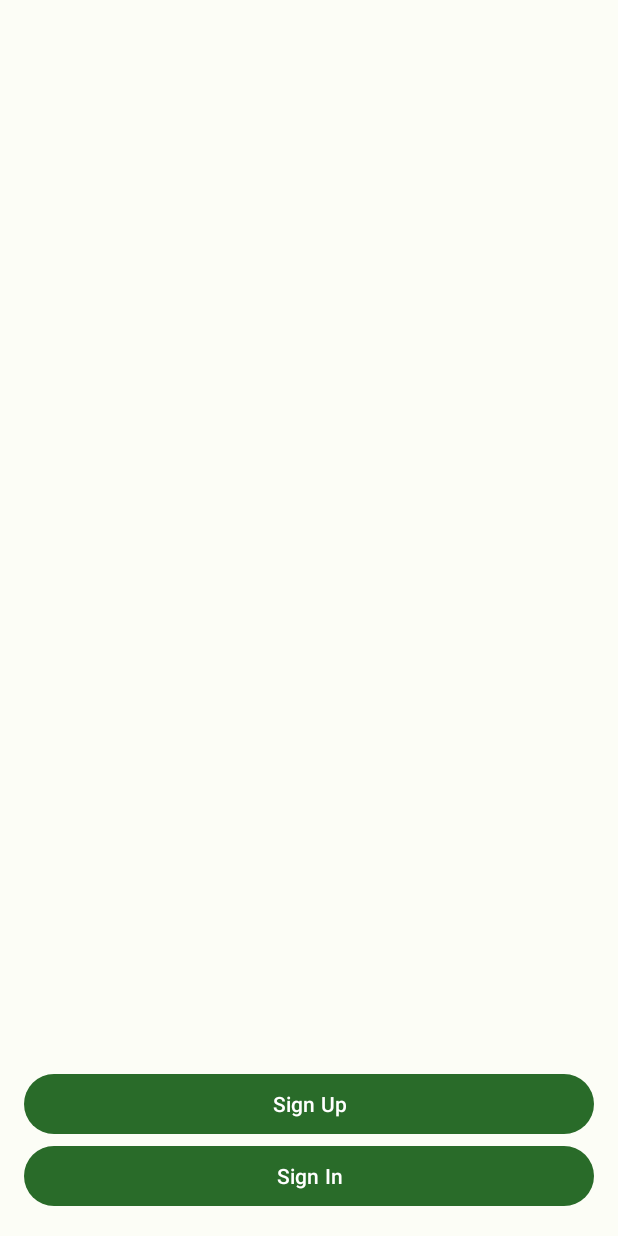
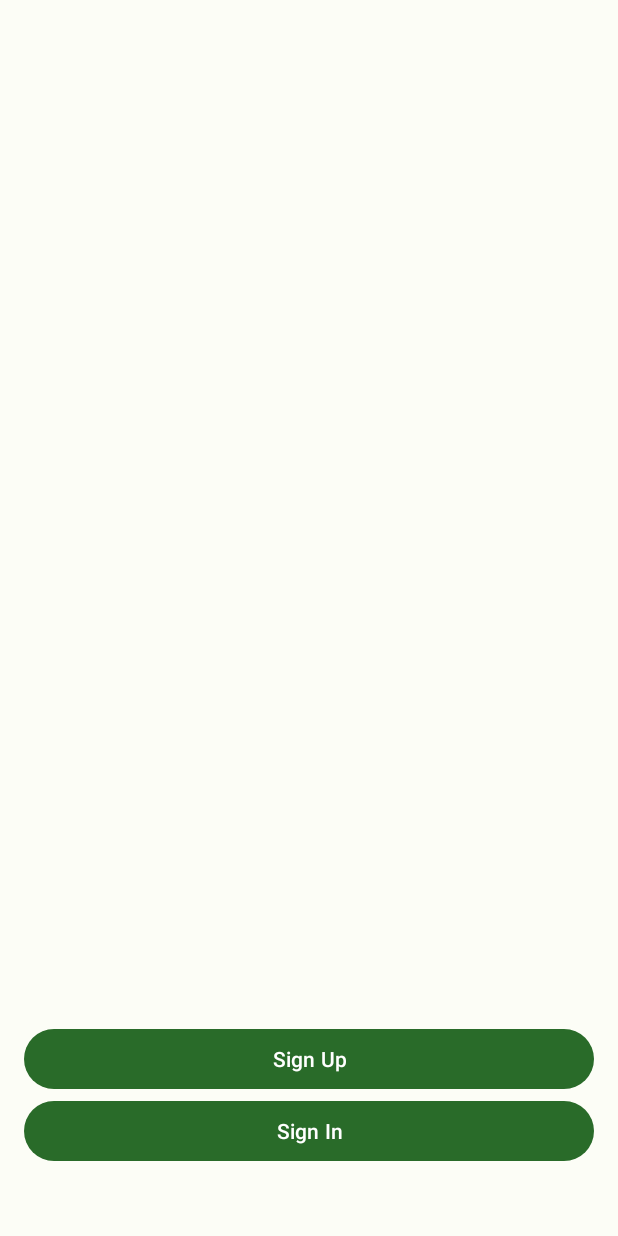
Before and after one commit to dravalico/BookmarkHub, an Android app: the screen it shows after launch (AuthenticationActivity), on a phone screen of 412 x 824 dp. Run offline under Robolectric (Android 15) with nearby library versions, the phone set to English and light mode, and no system bars; our stand-ins replace Firebase (no records; nobody signed in at launch, a user with empty details on screens opened directly), androidx.preference, navigation-ui; 1 statement that could not run was skipped.

```diff
--- a/app/src/main/java/it/units/sim/bookmarkhub/ui/core/HomeFragment.java
+++ b/app/src/main/java/it/units/sim/bookmarkhub/ui/core/HomeFragment.java
@@ -55,7 +55,7 @@ public class HomeFragment extends Fragment implements MenuProvider {
         FirestoreRecyclerOptions<Category> options = getQueryBasedOnSelectedSortingOption(lastSortOption);
         categoriesAdapter = new CategoriesAdapter(options, getParentFragmentManager());
         recyclerView.setAdapter(categoriesAdapter);
-        FloatingActionButton addCategoryButton = view.findViewById(R.id.add_category_button1);
+        FloatingActionButton addCategoryButton = view.findViewById(R.id.open_category_dialog_button);
         addCategoryButton.setOnClickListener(view1 -> {
             AddCategoryDialogFragment addCategoryDialogFragment = new AddCategoryDialogFragment();
             addCategoryDialogFragment.show(getChildFragmentManager(), AddCategoryDialogFragment.TAG);
--- a/app/src/main/res/layout/activity_main.xml
+++ b/app/src/main/res/layout/activity_main.xml
@@ -29,6 +29,7 @@
 
     <com.google.android.material.bottomnavigation.BottomNavigationView
         android:id="@+id/bottom_navigation_view"
+        style="@style/Base.Theme.BookmarkHub"
         android:layout_width="match_parent"
         android:layout_height="wrap_content"
         android:layout_gravity="bottom"
@@ -38,7 +39,6 @@
         app:layout_constraintEnd_toEndOf="parent"
         app:layout_constraintHorizontal_bias="0.0"
         app:layout_constraintStart_toStartOf="parent"
-        style="@style/Base.Theme.BookmarkHub"
         app:menu="@menu/bottom_menu" />
 
 </androidx.constraintlayout.widget.ConstraintLayout>
--- a/app/src/main/res/layout/bookmark.xml
+++ b/app/src/main/res/layout/bookmark.xml
@@ -1,5 +1,4 @@
 <androidx.cardview.widget.CardView xmlns:android="http://schemas.android.com/apk/res/android"
-    xmlns:app="http://schemas.android.com/apk/res-auto"
     android:id="@+id/card"
     android:layout_width="match_parent"
     android:layout_height="wrap_content"
--- a/app/src/main/res/layout/fragment_authentication_menu.xml
+++ b/app/src/main/res/layout/fragment_authentication_menu.xml
@@ -2,6 +2,7 @@
 <LinearLayout xmlns:android="http://schemas.android.com/apk/res/android"
     android:layout_width="match_parent"
     android:layout_height="match_parent"
+    android:layout_marginBottom="30dp"
     android:gravity="bottom"
     android:orientation="vertical"
     android:padding="16dp">
--- a/app/src/main/res/layout/fragment_home.xml
+++ b/app/src/main/res/layout/fragment_home.xml
@@ -12,7 +12,7 @@
         android:layout_height="match_parent" />
 
     <com.google.android.material.floatingactionbutton.FloatingActionButton
-        android:id="@+id/add_category_button1"
+        android:id="@+id/open_category_dialog_button"
         android:layout_width="wrap_content"
         android:layout_height="wrap_content"
         android:layout_marginEnd="10dp"
--- a/app/src/main/res/layout/fragment_sign_in.xml
+++ b/app/src/main/res/layout/fragment_sign_in.xml
@@ -37,7 +37,6 @@
         android:layout_margin="10dp"
         android:gravity="center_horizontal"
         android:text="@string/create_an_account"
-        android:textColor="#18206F"
         android:textSize="16sp" />
 
 </LinearLayout>
--- a/app/src/main/res/layout/fragment_sign_up.xml
+++ b/app/src/main/res/layout/fragment_sign_up.xml
@@ -55,7 +55,6 @@
         android:layout_margin="10dp"
         android:gravity="center_horizontal"
         android:text="@string/already_member_sign_in"
-        android:textColor="#18206F"
         android:textSize="16sp" />
 
 </LinearLayout>
```
